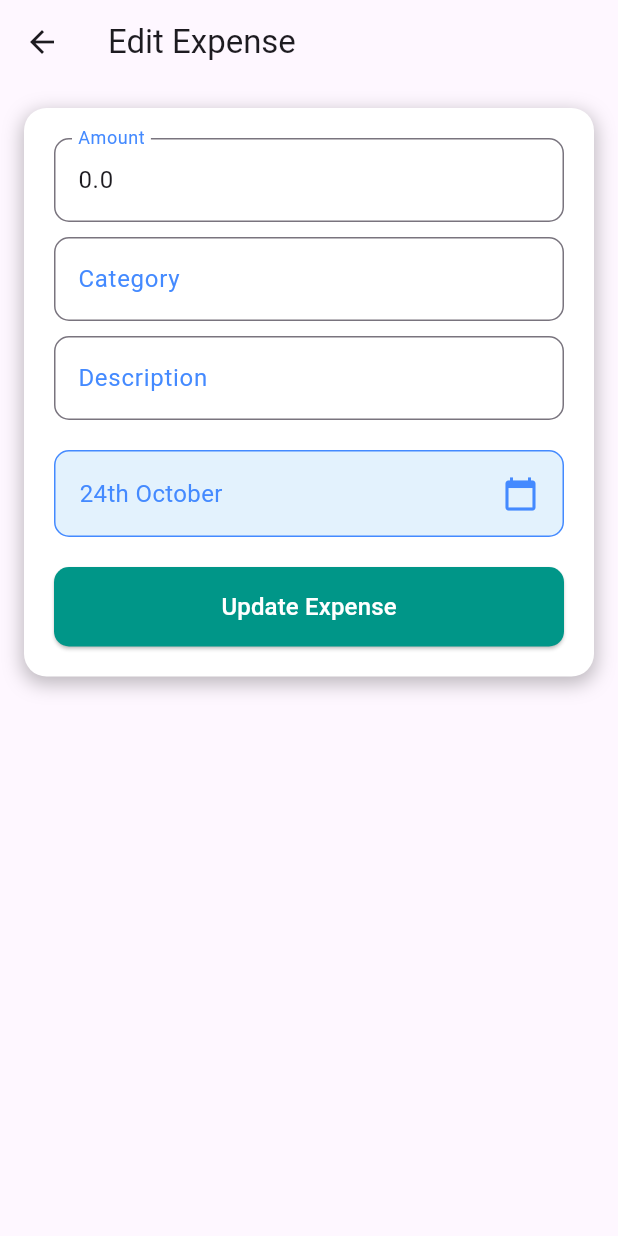
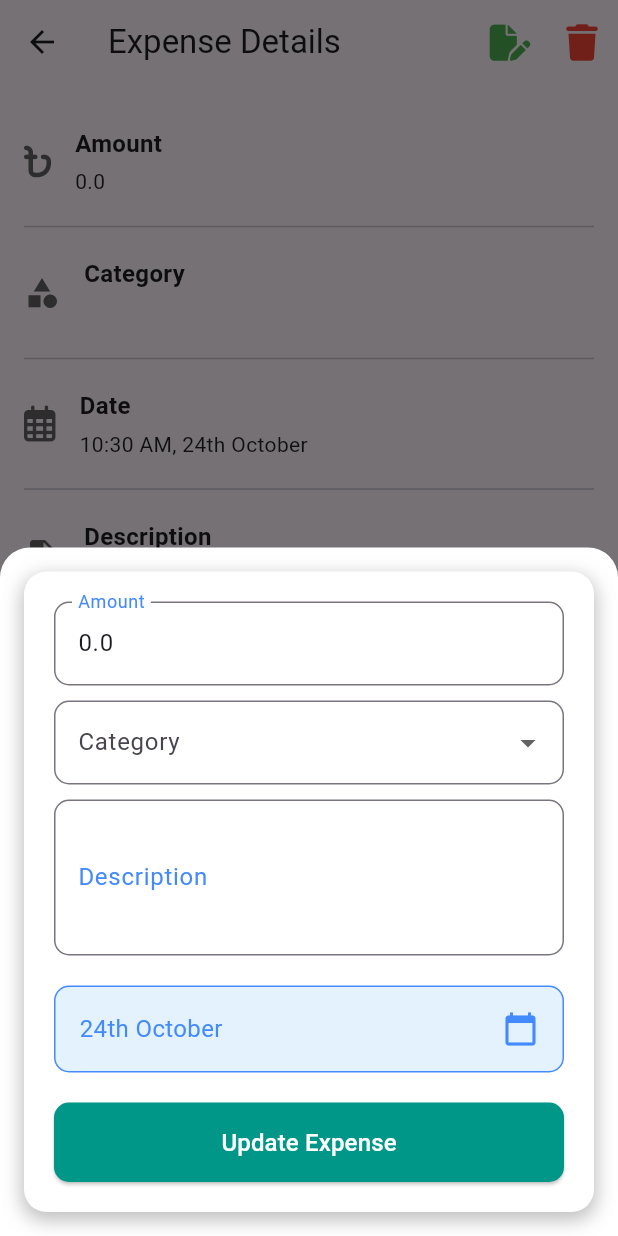
Before and after one commit to alxayeed/FinKeep, a Flutter app: the ExpenseDetailsScreen screen opened directly with empty values, after a tap on an icon or button, on a phone screen of 412 x 824 dp. Run offline on Flutter 3.47's test engine with Material 3 defaults, Android fonts, the phone set to English and light mode, and no system bars; our stand-ins replace cloud_firestore, equatable, firebase_core, font_awesome_flutter, get; accounts and stored records are empty; statements that could not run were skipped.

Commit message:
UPDATE: UI updated
add and edit screen converted to bottomsheet
card ui updated
snack msg added
category is now a dropdown
description textfield increased

```diff
--- /dev/null
+++ b/lib/core/enums/expense_category.dart
@@ -0,0 +1,36 @@
+enum ExpenseCategory {
+  food,
+  transport,
+  family,
+  personal,
+  lend,
+  clothing,
+  hangout,
+  utilities,
+  other,
+}
+
+extension ExpenseCategoryExtension on ExpenseCategory {
+  String get displayName {
+    switch (this) {
+      case ExpenseCategory.food:
+        return 'Food';
+      case ExpenseCategory.transport:
+        return 'Transport';
+      case ExpenseCategory.family:
+        return 'Family';
+      case ExpenseCategory.personal:
+        return 'Personal';
+      case ExpenseCategory.lend:
+        return 'Lend';
+      case ExpenseCategory.hangout:
+        return 'Hangout';
+      case ExpenseCategory.clothing:
+        return 'Clothing';
+      case ExpenseCategory.utilities:
+        return 'Utilities';
+      case ExpenseCategory.other:
+        return 'Other';
+    }
+  }
+}
--- a/lib/features/expense/presentation/pages/edit_expense_screen.dart
+++ b/lib/features/expense/presentation/pages/edit_expense_screen.dart
@@ -1,5 +1,6 @@
 import 'package:flutter/material.dart';
 import 'package:get/get.dart';
+import '../../../../core/enums/expense_category.dart';
 import '../../domain/entities/expense_entity.dart';
 import '../controllers/expense_controller.dart';
 import '../widgets/expense_form_widget.dart';
@@ -16,49 +17,64 @@ class EditExpenseScreen extends StatefulWidget {
 class _EditExpenseScreenState extends State<EditExpenseScreen> {
   final ExpenseController controller = Get.find();
   late TextEditingController amountController;
-  late TextEditingController categoryController;
   late TextEditingController descriptionController;
 
-  DateTime? selectedDate; // Remove selectedTime
+  DateTime? selectedDate;
+  ExpenseCategory? selectedCategory;
 
   @override
   void initState() {
     super.initState();
     amountController = TextEditingController(text: widget.expense.amount.toString());
-    categoryController = TextEditingController(text: widget.expense.category);
     descriptionController = TextEditingController(text: widget.expense.description);
-    selectedDate = widget.expense.date; // Keep only selectedDate
+    selectedDate = widget.expense.date;
+    selectedCategory = ExpenseCategory.values.firstWhere(
+          (category) => category.displayName == widget.expense.category,
+    );
   }
 
   @override
   void dispose() {
     amountController.dispose();
-    categoryController.dispose();
     descriptionController.dispose();
     super.dispose();
   }
 
   @override
   Widget build(BuildContext context) {
-    return Scaffold(
-      appBar: AppBar(title: const Text('Edit Expense')),
-      body: SingleChildScrollView(
-        child: Padding(
+    return Container(
       padding: const EdgeInsets.all(16.0),
+      decoration: const BoxDecoration(
+        color: Colors.white,
+        borderRadius: BorderRadius.vertical(top: Radius.circular(20.0)),
+      ),
+      child: SingleChildScrollView(
         child: ExpenseFormWidget(
           amountController: amountController,
-            categoryController: categoryController,
           descriptionController: descriptionController,
-            selectedDate: selectedDate,
+          selectedDate: selectedDate ?? DateTime.now(),
+          selectedCategory: selectedCategory,
           onDateSelected: (date) {
             setState(() {
-                selectedDate = date; // Update selectedDate on date selection
+              selectedDate = date;
+            });
+          },
+          onCategorySelected: (category) {
+            setState(() {
+              selectedCategory = category;
             });
           },
           onSubmit: () {
+            if (selectedCategory == null) {
+              ScaffoldMessenger.of(context).showSnackBar(
+                const SnackBar(content: Text('Please select a category.')),
+              );
+              return;
+            }
+
             final updatedExpense = widget.expense.copyWith(
               amount: double.parse(amountController.text),
-                category: categoryController.text,
+              category: selectedCategory!.displayName,
               date: DateTime(
                 selectedDate?.year ?? widget.expense.date.year,
                 selectedDate?.month ?? widget.expense.date.month,
@@ -67,10 +83,9 @@ class _EditExpenseScreenState extends State<EditExpenseScreen> {
               description: descriptionController.text,
             );
             controller.editExpense(updatedExpense);
-              Get.back(); // Navigate back after updating
+            Get.back();
           },
           buttonText: 'Update Expense',
-          ),
         ),
       ),
     );
--- a/lib/features/expense/presentation/pages/expense_details_screen.dart
+++ b/lib/features/expense/presentation/pages/expense_details_screen.dart
@@ -19,14 +19,18 @@ class ExpenseDetailsScreen extends StatelessWidget {
         title: const Text('Expense Details'),
         actions: [
           IconButton(
-            icon: const FaIcon(FontAwesomeIcons.filePen),
+            icon: const FaIcon(FontAwesomeIcons.filePen, color: Colors.green),
             onPressed: () {
               // Navigate to EditExpenseScreen
-              Get.to(() => EditExpenseScreen(expense: expense));
+              Get.bottomSheet(
+                EditExpenseScreen(expense: expense),
+                isScrollControlled: true,
+              );
+              // Get.to(() => EditExpenseScreen(expense: expense));
             },
           ),
           IconButton(
-            icon: const FaIcon(FontAwesomeIcons.trash),
+            icon: const FaIcon(FontAwesomeIcons.trash, color: Colors.red,),
             onPressed: () async {
               // Show a confirmation dialog before deleting
               final confirm = await showDialog(
@@ -40,7 +44,9 @@ class ExpenseDetailsScreen extends StatelessWidget {
                       child: const Text('Cancel'),
                     ),
                     TextButton(
-                      onPressed: () => Navigator.pop(ctx, true),
+                      onPressed: (){
+                        controller.deleteExpense(expense.id);
+                    },
                       child: const Text('Delete'),
                     ),
                   ],
--- a/lib/features/expense/presentation/widgets/expense_form_widget.dart
+++ b/lib/features/expense/presentation/widgets/expense_form_widget.dart
@@ -1,25 +1,43 @@
 import 'package:flutter/material.dart';
 import 'package:intl/intl.dart';
+import '../../../../core/enums/expense_category.dart';
 
-class ExpenseFormWidget extends StatelessWidget {
+class ExpenseFormWidget extends StatefulWidget {
   final TextEditingController amountController;
-  final TextEditingController categoryController;
   final TextEditingController descriptionController;
-  final DateTime selectedDate; // Make it non-nullable
-  final Function(DateTime) onDateSelected; // Callback for date selection
+  final DateTime selectedDate;
+  final Function(DateTime) onDateSelected;
   final Function() onSubmit;
   final String buttonText;
+  final ExpenseCategory? selectedCategory;
+  final Function(ExpenseCategory) onCategorySelected;
 
-  ExpenseFormWidget({
+  const ExpenseFormWidget({
     super.key,
     required this.amountController,
-    required this.categoryController,
     required this.descriptionController,
     required this.onDateSelected,
     required this.onSubmit,
-    DateTime? selectedDate, // Allow null, but set a default
+    required this.selectedDate,
+    required this.selectedCategory,
+    required this.onCategorySelected,
     required this.buttonText,
-  }) : selectedDate = selectedDate ?? DateTime.now(); // Default to today
+  });
+
+  @override
+  State<ExpenseFormWidget> createState() => _ExpenseFormWidgetState();
+}
+
+class _ExpenseFormWidgetState extends State<ExpenseFormWidget> {
+  late List<ExpenseCategory> dropdownItems;
+  late ExpenseCategory? currentCategory;
+
+  @override
+  void initState() {
+    super.initState();
+    dropdownItems = List.from(ExpenseCategory.values);
+    currentCategory = widget.selectedCategory;
+  }
 
   @override
   Widget build(BuildContext context) {
@@ -41,7 +59,7 @@ class ExpenseFormWidget extends StatelessWidget {
         crossAxisAlignment: CrossAxisAlignment.start,
         children: [
           TextField(
-            controller: amountController,
+            controller: widget.amountController,
             decoration: InputDecoration(
               labelText: 'Amount',
               labelStyle: const TextStyle(color: Colors.blueAccent),
@@ -52,19 +70,33 @@ class ExpenseFormWidget extends StatelessWidget {
             keyboardType: TextInputType.number,
           ),
           const SizedBox(height: 10),
-          TextField(
-            controller: categoryController,
+          DropdownButtonFormField<ExpenseCategory>(
+            value: currentCategory,
             decoration: InputDecoration(
-              labelText: 'Category',
-              labelStyle: const TextStyle(color: Colors.blueAccent),
+              labelText: "Category",
               border: OutlineInputBorder(
                 borderRadius: BorderRadius.circular(10.0),
               ),
             ),
+            items: dropdownItems.map((ExpenseCategory category) {
+              return DropdownMenuItem<ExpenseCategory>(
+                value: category,
+                child: Text(category.displayName),
+              );
+            }).toList(),
+            onChanged: (ExpenseCategory? newValue) {
+              if (newValue != null) {
+                setState(() {
+                  currentCategory = newValue;
+                });
+                widget.onCategorySelected(newValue);
+              }
+            },
           ),
           const SizedBox(height: 10),
           TextField(
-            controller: descriptionController,
+            controller: widget.descriptionController,
+            maxLines: 3,
             decoration: InputDecoration(
               labelText: 'Description',
               labelStyle: const TextStyle(color: Colors.blueAccent),
@@ -78,12 +110,12 @@ class ExpenseFormWidget extends StatelessWidget {
             onTap: () async {
               final DateTime? pickedDate = await showDatePicker(
                 context: context,
-                initialDate: selectedDate,
+                initialDate: widget.selectedDate,
                 firstDate: DateTime(2000),
                 lastDate: DateTime(2101),
               );
               if (pickedDate != null) {
-                onDateSelected(pickedDate); // Call the callback
+                widget.onDateSelected(pickedDate);
               }
             },
             child: Container(
@@ -97,7 +129,7 @@ class ExpenseFormWidget extends StatelessWidget {
                 mainAxisAlignment: MainAxisAlignment.spaceBetween,
                 children: [
                   Text(
-                    DateFormat('d\'th\' MMMM').format(selectedDate), // Format date as "12th March"
+                    DateFormat('d\'th\' MMMM').format(widget.selectedDate),
                     style: const TextStyle(fontSize: 16, color: Colors.blueAccent),
                   ),
                   const Icon(Icons.calendar_today, color: Colors.blueAccent),
@@ -107,19 +139,21 @@ class ExpenseFormWidget extends StatelessWidget {
           ),
           const SizedBox(height: 20),
           SizedBox(
-            width: double.infinity, // Full-width button
+            width: double.infinity,
             child: ElevatedButton(
-              onPressed: onSubmit,
+              onPressed: () {
+                widget.onSubmit();
+              },
               style: ElevatedButton.styleFrom(
-                backgroundColor: Colors.teal, // Updated background color
-                foregroundColor: Colors.white, // Updated text color
+                backgroundColor: Colors.teal,
+                foregroundColor: Colors.white,
                 padding: const EdgeInsets.symmetric(vertical: 15.0),
                 shape: RoundedRectangleBorder(
                   borderRadius: BorderRadius.circular(10.0),
                 ),
               ),
               child: Text(
-                buttonText,
+                widget.buttonText,
                 style: const TextStyle(fontSize: 16),
               ),
             ),
```
Also changed, not shown: lib/features/expense/domain/usecases/add_expense_usecase.dart (+10 -0 lines), lib/features/expense/domain/usecases/delete_expense_usecase.dart (+14 -0 lines), lib/features/expense/domain/usecases/update_expense_usecase.dart (+13 -0 lines), lib/features/expense/presentation/pages/create_expense_screen.dart (+27 -13 lines), lib/features/expense/presentation/pages/expense_list_screen.dart (+5 -2 lines), lib/features/expense/presentation/widgets/expense_card_widget.dart (+97 -58 lines), 1 other file. Lines whose indentation alone changed are shown as unchanged.
